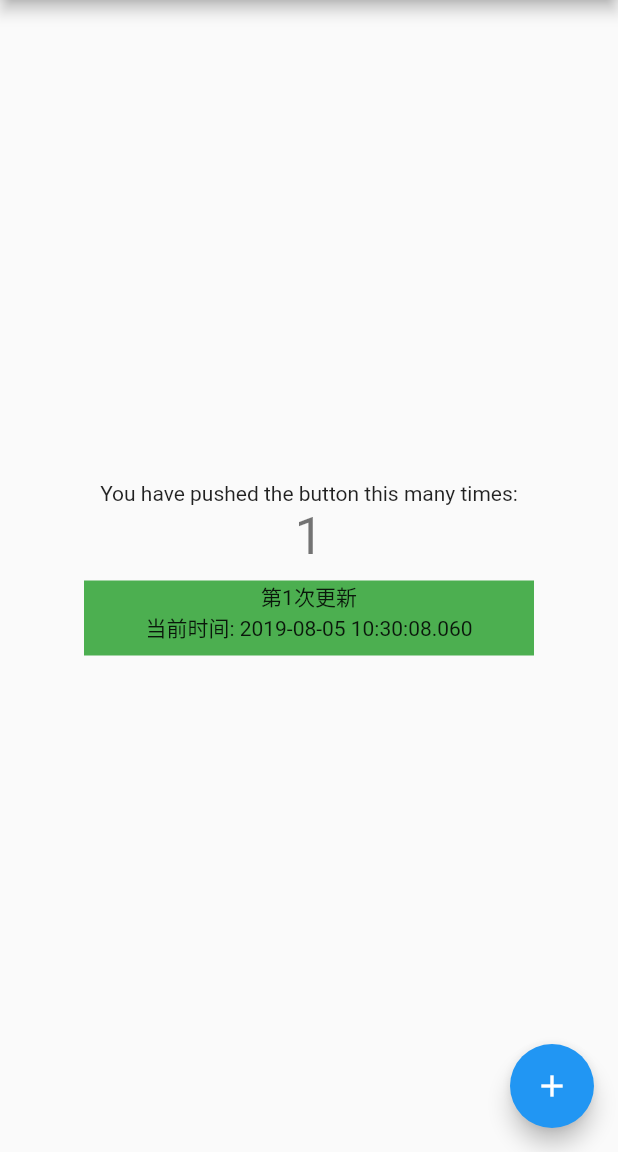
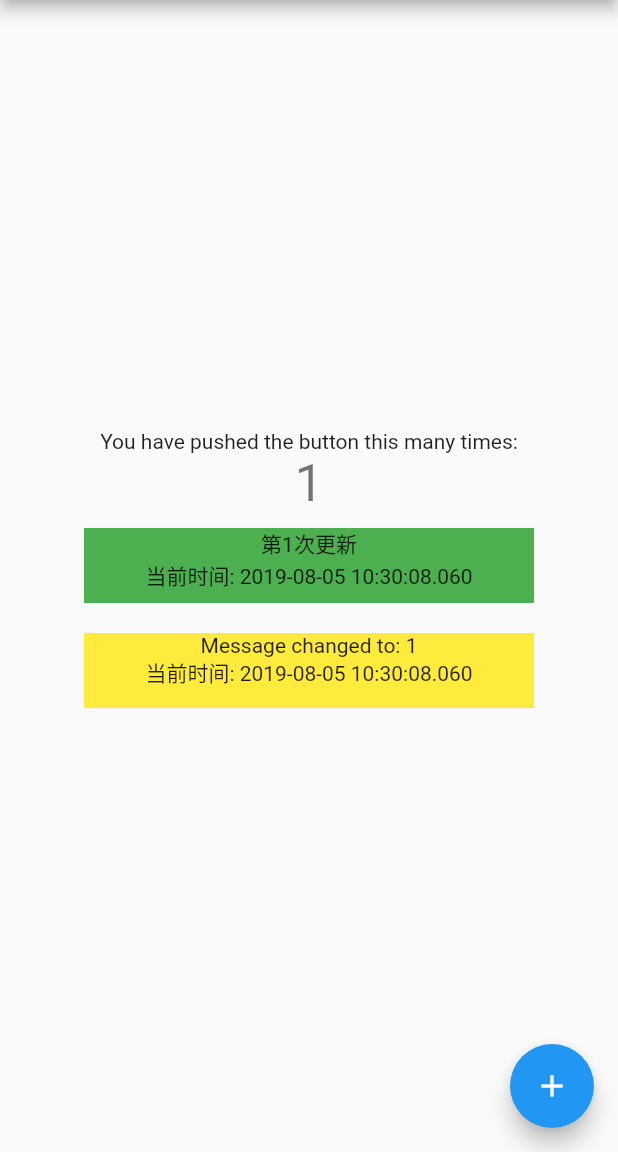
Before and after one commit to HOLDfoot/FlutterStateSample, a Flutter app: the screen it shows after launch, after a tap on the "add" icon, on a phone screen of 412 x 824 dp, the part 84-1236 px from its top. Run offline on Flutter 3.47's test engine with Material 2 defaults, Android fonts, the phone set to English and light mode, and no system bars; our stand-ins replace package_info.

Commit message:
Add ValueNotifierData

```diff
--- a/lib/main.dart
+++ b/lib/main.dart
@@ -46,11 +46,16 @@ class MyHomePage extends StatefulWidget {
 
 class _MyHomePageState extends State<MyHomePage> {
   int _counter = 0;
+  ValueNotifierData valueNotifierData = ValueNotifierData('Hello World');
 
   void _incrementCounter() {
     _counter++;
 
+    /// 通过key获取state调用方法更新
     _globalKey.currentState.updateValue(_counter);
+
+    /// 通过
+    valueNotifierData.value = _counter.toString();
 
     setState(() {
       // This call to setState tells the Flutter framework that something has
@@ -60,7 +65,7 @@ class _MyHomePageState extends State<MyHomePage> {
       // called again, and so nothing would appear to happen.
     });
 
-  /*  PackageInfo.fromPlatform().then((PackageInfo packageInfo) {
+    /*  PackageInfo.fromPlatform().then((PackageInfo packageInfo) {
       String _appBuildNumber = packageInfo.buildNumber;
       String _appVersion = packageInfo.version;
       setState(() {
@@ -116,6 +121,9 @@ class _MyHomePageState extends State<MyHomePage> {
             ChildWidget(
               key: _globalKey,
             ),
+            InnerWidget(
+              data: valueNotifierData,
+            )
           ],
         ),
       ),
@@ -128,6 +136,7 @@ class _MyHomePageState extends State<MyHomePage> {
   }
 }
 
+///使用GlobalKey更新子Widget
 class ChildWidget extends StatefulWidget {
   ChildWidget({key}) : super(key: key);
 
@@ -139,7 +148,6 @@ class ChildWidget extends StatefulWidget {
 }
 
 class ChildStateWidget extends State<ChildWidget> {
-
   int _updateTimes = 0;
 
   updateValue(int times) {
@@ -172,3 +180,56 @@ class ChildStateWidget extends State<ChildWidget> {
     );
   }
 }
+
+/// 使用ValueNotifier更新子Widget
+class ValueNotifierData extends ValueNotifier<String> {
+  ValueNotifierData(value) : super(value);
+}
+
+class InnerWidget extends StatefulWidget {
+  InnerWidget({this.data});
+
+  final ValueNotifierData data;
+
+  @override
+  InnerWidgetState createState() => InnerWidgetState();
+}
+
+class InnerWidgetState extends State<InnerWidget> {
+  String info;
+
+  @override
+  initState() {
+    super.initState();
+    widget.data.addListener(_handleValueChanged);
+    info = 'Initial mesage: ' + widget.data.value;
+  }
+
+  @override
+  void dispose() {
+    widget.data.removeListener(_handleValueChanged);
+    super.dispose();
+  }
+
+  void _handleValueChanged() {
+    print("_handleValueChanged");
+    setState(() {
+      info = 'Message changed to: ' + widget.data.value;
+    });
+  }
+
+  @override
+  Widget build(BuildContext context) {
+    print("InnerWidget build");
+    return Container(
+      color: Colors.yellow,
+      margin: EdgeInsets.all(10),
+      height: 50,
+      width: 300,
+      child: Column(
+        mainAxisSize: MainAxisSize.min,
+        children: <Widget>[Text(info), Text("当前时间: ${DateTime.now()}")],
+      ),
+    );
+  }
+}
```
